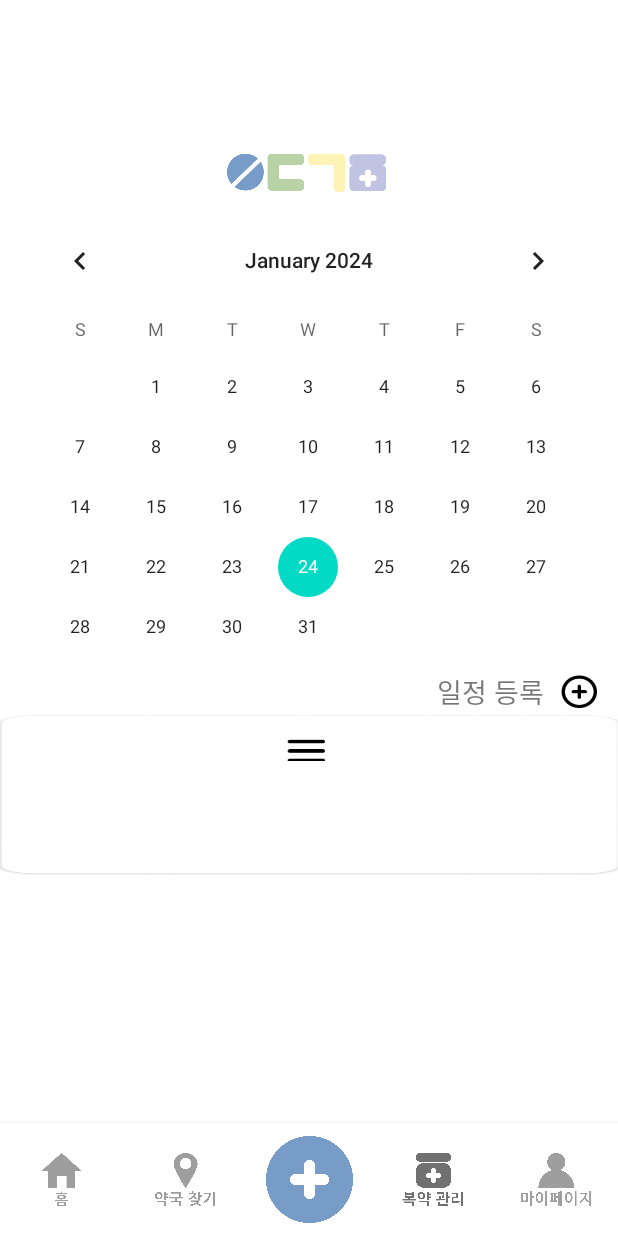
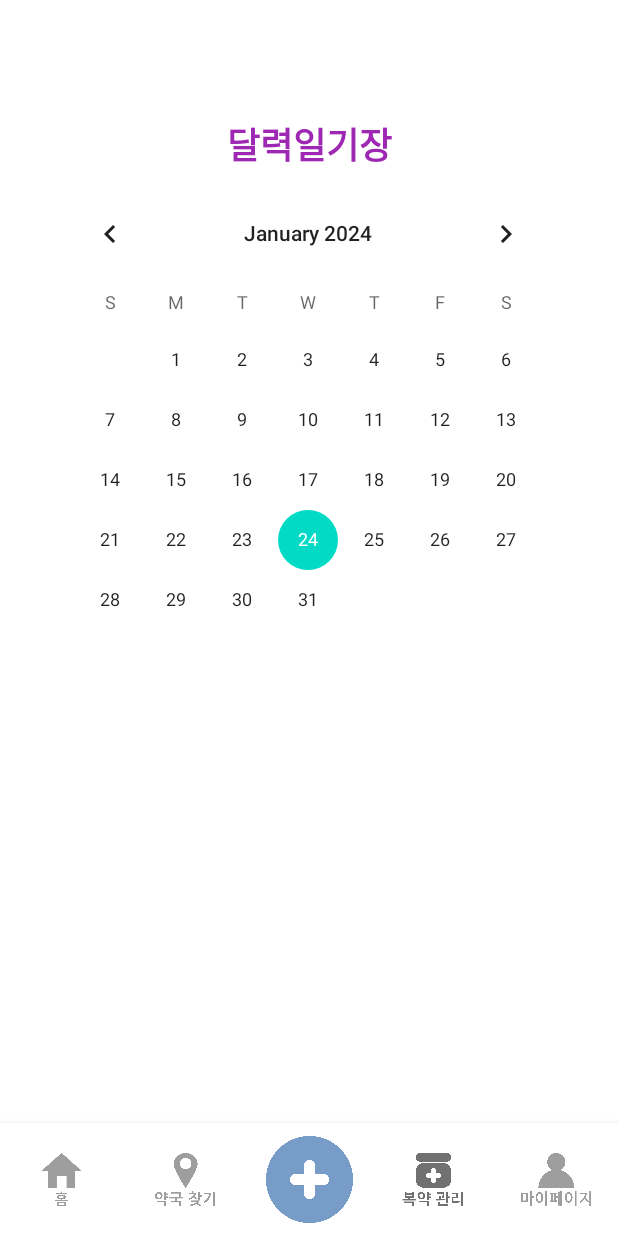
Before and after one commit to tansaurus/SWU-GURU2-9, an Android app: the HomeFragment screen opened directly, with no data from a screen before it, item 4 of the bottom bar chosen, on a phone screen of 412 x 824 dp. Run offline under Robolectric (Android 15) with nearby library versions, the phone set to English and light mode, and no system bars.

Commit message:
calendar

```diff
--- a/app/src/main/java/om/androidbook/medicine4/CalendarFragment.kt
+++ b/app/src/main/java/om/androidbook/medicine4/CalendarFragment.kt
@@ -1,171 +1,177 @@
 package om.androidbook.medicine4
 
-import android.animation.Animator
-import android.animation.AnimatorInflater
+import android.annotation.SuppressLint
+import android.content.Context
 import android.os.Bundle
 import android.view.LayoutInflater
 import android.view.View
 import android.view.ViewGroup
 import android.widget.Button
-import android.widget.FrameLayout
+import android.widget.CalendarView
+import android.widget.EditText
+import android.widget.TextView
+import android.widget.Toast
 import androidx.fragment.app.Fragment
-import androidx.fragment.app.FragmentManager
-import androidx.fragment.app.FragmentTransaction
-import androidx.recyclerview.widget.RecyclerView
+import java.io.FileInputStream
+import java.io.FileOutputStream
 
-// TODO: Rename parameter arguments, choose names that match
-// the fragment initialization parameters, e.g. ARG_ITEM_NUMBER
-private const val ARG_PARAM1 = "param1"
-private const val ARG_PARAM2 = "param2"
+class CalendarFragment : Fragment() {
 
-/**
- * A simple [Fragment] subclass.
- * Use the [CalendarFragment.newInstance] factory method to
- * create an instance of this fragment.
- */
-class CalendarFragment : Fragment() {
-    // TODO: Rename and change types of parameters
-    private var param1: String? = null
-    private var param2: String? = null
+    private var fname: String = ""
+    private var str: String = ""
 
-    private lateinit var ListLayout: FrameLayout
-    private lateinit var ListView: RecyclerView
-    private lateinit var moveButton: Button
-    private var isExpanded = false
-    override fun onCreate(savedInstanceState: Bundle?) {
-        super.onCreate(savedInstanceState)
-        arguments?.let {
-            param1 = it.getString(ARG_PARAM1)
-            param2 = it.getString(ARG_PARAM2)
-        }
-
+    override fun onCreateView(inflater: LayoutInflater, container: ViewGroup?, savedInstanceState: Bundle?): View? {
+        // 이 프래그먼트에 대한 레이아웃을 인플레이트합니다.
+        return inflater.inflate(R.layout.fragment_calendar, container, false)
     }
 
-    override fun onCreateView(
-
-        inflater: LayoutInflater, container: ViewGroup?,
-        savedInstanceState: Bundle?
-    ): View? {
-
-
-        // Inflate the layout for this fragment
-        val view= inflater.inflate(R.layout.fragment_calendar, container, false)
-
-        ListLayout = view.findViewById(R.id.listToMove)
-        ListView = view.findViewById(R.id.schedulelistView)
-        moveButton = view.findViewById(R.id.schedulelistButton)
-
-        return view
-
-
-
-    }
-
-    companion object {
-        /**
-         * Use this factory method to create a new instance of
-         * this fragment using the provided parameters.
-         *
-         * @param param1 Parameter 1.
-         * @param param2 Parameter 2.
-         * @return A new instance of fragment CalendarFragment.
-         */
-        // TODO: Rename and change types and number of parameters
-        @JvmStatic
-        fun newInstance(param1: String, param2: String) =
-            CalendarFragment().apply {
-                arguments = Bundle().apply {
-                    putString(ARG_PARAM1, param1)
-                    putString(ARG_PARAM2, param2)
-                }
-            }
-    }
     override fun onViewCreated(view: View, savedInstanceState: Bundle?) {
         super.onViewCreated(view, savedInstanceState)
 
+        // 뷰 바인딩
+        val calendarView = view.findViewById<CalendarView>(R.id.calendarView)
+        val save_Btn = view.findViewById<Button>(R.id.save_Btn)
+        val contextEditText = view.findViewById<EditText>(R.id.contextEditText)
+        val textView2 = view.findViewById<TextView>(R.id.textView2)
+        val cha_Btn = view.findViewById<Button>(R.id.cha_Btn)
+        val del_Btn = view.findViewById<Button>(R.id.del_Btn)
 
+        // 달력 날짜 변경 리스너 설정
+        calendarView.setOnDateChangeListener { _, year, month, dayOfMonth ->
+            save_Btn.visibility = View.VISIBLE // 저장 버튼이 Visible
+            contextEditText.visibility = View.VISIBLE // EditText가 Visible
+            textView2.visibility = View.INVISIBLE // 저장된 일기 textView가 Invisible
+            cha_Btn.visibility = View.INVISIBLE // 수정 Button이 Invisible
+            del_Btn.visibility = View.INVISIBLE // 삭제 Button이 Invisible
 
+// 날짜를 보여주는 텍스트에 해당 날짜를 넣는다.
+            contextEditText.setText("") // EditText에 공백값 넣기
 
-        moveButton.setOnClickListener {
-
-            if (isExpanded) {
-                collapseLayout()
-            } else {
-                expandLayout()
-            }
+            checkedDay(year, month, dayOfMonth) // checkedDay 메소드 호출
 
         }
 
+        // 저장 버튼 클릭 리스너 설정
+        save_Btn.setOnClickListener {
+            saveDiary(fname) // saveDiary 메소드 호출
+            toast(fname + "데이터를 저장했습니다.") // 토스트 메세지
+            str = contextEditText.getText().toString() // str 변수에 edittext내용을 toString
+//형으로 저장
+            textView2.text = "${str}" // textView에 str 출력
+            save_Btn.visibility = View.INVISIBLE
+            cha_Btn.visibility = View.VISIBLE
+            del_Btn.visibility = View.VISIBLE
+            contextEditText.visibility = View.INVISIBLE
+            textView2.visibility = View.VISIBLE
+        }
+    }
+    fun checkedDay(cYear: Int, cMonth: Int, cDay: Int) {
+        fname = "$cYear-${cMonth + 1}-$cDay.txt"
+        // 저장할 파일 이름 설정. 예: 2019-01-20.txt
+        var fis: FileInputStream? = null
 
-        val registerButton = view.findViewById<Button>(R.id.registerPageButton)
-        registerButton.setOnClickListener {
-            // 등록 버튼 클릭 시 RegistrationFragment로 전환
-            val registrationFragment = ScheduleRegisterFragment()
-            val fragmentManager: FragmentManager = requireActivity().supportFragmentManager
-            val transaction: FragmentTransaction = fragmentManager.beginTransaction()
-            transaction.replace(R.id.mainFrameLayout, registrationFragment)
-            transaction.addToBackStack(null)
-            transaction.commit()
+        try {
+            fis = activity?.openFileInput(fname) // fname 파일 오픈!!
+
+            val fileData = ByteArray(fis?.available() ?: 0)
+            fis?.read(fileData)
+            fis?.close()
+
+            str = String(fileData)
+
+            view?.findViewById<EditText>(R.id.contextEditText)?.visibility = View.INVISIBLE
+            val textView2 = view?.findViewById<TextView>(R.id.textView2)
+            textView2?.visibility = View.VISIBLE
+            textView2?.text = str
+
+            view?.findViewById<Button>(R.id.save_Btn)?.visibility = View.INVISIBLE
+            val chaBtn = view?.findViewById<Button>(R.id.cha_Btn)
+            val delBtn = view?.findViewById<Button>(R.id.del_Btn)
+            chaBtn?.visibility = View.VISIBLE
+            delBtn?.visibility = View.VISIBLE
+
+            chaBtn?.setOnClickListener {
+                view?.findViewById<EditText>(R.id.contextEditText)?.apply {
+                    visibility = View.VISIBLE
+                    setText(str)
+                }
+                textView2?.visibility = View.INVISIBLE
+                view?.findViewById<Button>(R.id.save_Btn)?.visibility = View.VISIBLE
+                chaBtn.visibility = View.INVISIBLE
+                delBtn?.visibility = View.INVISIBLE
+                textView2?.text = view?.findViewById<EditText>(R.id.contextEditText)?.text.toString()
+            }
 
 
+            delBtn?.setOnClickListener {
+                textView2?.visibility = View.INVISIBLE
+                view?.findViewById<EditText>(R.id.contextEditText)?.apply {
+                    setText("")
+                    visibility = View.VISIBLE
+                }
+                view?.findViewById<Button>(R.id.save_Btn)?.visibility = View.VISIBLE
+                if (chaBtn != null) {
+                    chaBtn.visibility = View.INVISIBLE
+                }
+                delBtn.visibility = View.INVISIBLE
+                removeDiary(fname)
+                toast("$fname 데이터를 삭제했습니다.")
+            }
 
+            if (textView2?.text.toString() == "") {
+                textView2?.visibility = View.INVISIBLE
+                view?.findViewById<Button>(R.id.save_Btn)?.visibility = View.VISIBLE
+                chaBtn?.visibility = View.INVISIBLE
+                delBtn?.visibility = View.INVISIBLE
+                view?.findViewById<EditText>(R.id.contextEditText)?.visibility = View.VISIBLE
+            }
+
+        } catch (e: Exception) {
+            e.printStackTrace()
         }
-
     }
-    private fun expandLayout() {
-
-//        val animation = AnimatorInflater.loadAnimator(requireContext(), R.animator.slide_up_animation)
-//        animation.setTarget(ListLayout)
-//        animation.start()
-
-        val animation = AnimatorInflater.loadAnimator(requireContext(), R.animator.slide_up_animation)
 
 
-        // 내부 뷰 크기 고정
-//        ListView.scaleY = 1.2f // 예시 값, 조절이 필요함
-//
-//        // 버튼 크기 고정
-//        moveButton.scaleY = 1.0f // 예시 값, 조절이 필요함
-//        val layoutParamsButton = moveButton.layoutParams
-//        layoutParamsButton.height = 50 // 예시 값, 조절이 필요함
-//        moveButton.layoutParams = layoutParamsButton
-//
-//        // 애니메이션 대상 설정
-        animation.setTarget(ListLayout)
+    // 일기 저장 메서드
+    fun saveDiary(readyDay: String) {
+        var fos: FileOutputStream? = null
 
-//         애니메이션 리스너 설정
-        animation.addListener(object: Animator.AnimatorListener {
-            override fun onAnimationStart(animation: Animator) {}
+        try {
+            // 액티비티의 컨텍스트를 사용하여 파일 출력 스트림을 엽니다.
+            fos = activity?.openFileOutput(readyDay, Context.MODE_PRIVATE)
+            val contextEditText = view?.findViewById<EditText>(R.id.contextEditText)
+            val content: String = contextEditText?.text.toString()
 
-            override fun onAnimationEnd(animation: Animator) {
-                // 애니메이션이 종료된 후에 추가적인 작업 수행
-                // 예를 들어, 크기가 확장된 상태에서 버튼의 클릭 이벤트 등을 처리할 수 있습니다.
+            fos?.write(content.toByteArray())
+            fos?.close()
 
-            }
+        } catch (e: Exception) {
+            e.printStackTrace()
+        }
+    }
+    // 일기 삭제 메서드
+    @SuppressLint("WrongConstant")
+    fun removeDiary(readyDay: String) {
+        var fos: FileOutputStream? = null
 
-            override fun onAnimationCancel(animation: Animator) {}
+        try {
+            // 액티비티의 컨텍스트를 사용하여 파일 출력 스트림을 엽니다.
+            fos = activity?.openFileOutput(readyDay, Context.MODE_PRIVATE)
+            val content: String = "" // 삭제하려면 내용을 비웁니다.
+            fos?.write(content.toByteArray())
+            fos?.close()
 
-            override fun onAnimationRepeat(animation: Animator) {}
-        })
+        } catch (e: Exception) {
+            e.printStackTrace()
+        }
+    }
 
 
-
-
-        // 애니메이션 실행
-        animation.start()
-
-
-        isExpanded = true
-
+    // 토스트 메세지 출력용 함수 (예시)
+    private fun toast(message: String) {
+        Toast.makeText(getActivity(), message, Toast.LENGTH_SHORT).show()
     }
 
-    private fun collapseLayout() {
-        val animation = AnimatorInflater.loadAnimator(requireContext(), R.animator.slide_down_animation)
-        animation.setTarget(ListLayout)
-        animation.start()
-
-
-        isExpanded = false
-    }
+    // 날짜 선택시 호출되는 메서드
 
 }
--- a/app/src/main/res/layout/fragment_calendar.xml
+++ b/app/src/main/res/layout/fragment_calendar.xml
@@ -1,94 +1,94 @@
 <?xml version="1.0" encoding="utf-8"?>
 
-<RelativeLayout xmlns:android="http://schemas.android.com/apk/res/android"
+<androidx.constraintlayout.widget.ConstraintLayout xmlns:android="http://schemas.android.com/apk/res/android"
     xmlns:app="http://schemas.android.com/apk/res-auto"
-    xmlns:tools="http://schemas.android.com/tools"
+
     android:layout_width="match_parent"
     android:layout_height="wrap_content"
-    android:orientation="vertical"
-    tools:context=".CalendarFragment" >
+    android:orientation="vertical" >
+    <CalendarView
+        android:layout_width="wrap_content"
+        android:layout_height="wrap_content"
+        android:id="@+id/calendarView"
+        app:layout_constraintStart_toStartOf="parent"
+        android:layout_marginLeft="8dp" android:layout_marginStart="8dp" app:layout_constraintEnd_toEndOf="parent"
+        android:layout_marginEnd="8dp" android:layout_marginRight="8dp"
+        app:layout_constraintHorizontal_bias="0.488" android:layout_marginTop="8dp"
+        app:layout_constraintTop_toBottomOf="@+id/textView3"/>
 
-    <ImageView
-        android:id="@+id/titleImageView"
-        android:layout_width="211dp"
-        android:layout_height="73dp"
-        android:layout_alignParentTop="true"
-        android:layout_alignParentRight="true"
-        android:layout_centerHorizontal="true"
-        android:layout_marginTop="15dp"
-        android:layout_marginRight="102dp"
-        android:src="@drawable/title_small_image" />
-
-    <CalendarView
-        android:id="@+id/calendarView"
-        android:layout_width="403dp"
-        android:layout_height="300dp"
-        android:layout_marginStart="8dp"
-        android:layout_marginEnd="8dp"
-        app:layout_constraintEnd_toEndOf="parent"
-        app:layout_constraintHorizontal_bias="0.488"
-        app:layout_constraintStart_toStartOf="parent"
-        tools:ignore="MissingConstraints"
-        android:layout_marginTop="70dp"
-        tools:layout_editor_absoluteY="100dp" />
+    <EditText
+        android:layout_width="0dp"
+        android:layout_height="116dp"
+        android:inputType="textMultiLine"
+        android:ems="10"
+        android:id="@+id/contextEditText"
+        app:layout_constraintTop_toBottomOf="@+id/calendarView" android:layout_marginTop="16dp"
+        android:hint="내용을 입력하세요." android:layout_marginEnd="8dp" app:layout_constraintEnd_toEndOf="parent"
+        android:layout_marginRight="8dp" android:layout_marginStart="8dp"
+        app:layout_constraintStart_toStartOf="parent" android:layout_marginLeft="8dp"
+        android:visibility="invisible"/>
 
     <TextView
-        android:id="@+id/diaryTextView"
-        android:layout_width="wrap_content"
+        android:layout_width="0dp"
+        android:layout_height="0dp"
+        android:id="@+id/textView2"
+        app:layout_constraintTop_toTopOf="@+id/contextEditText"
+        app:layout_constraintBottom_toBottomOf="@+id/contextEditText" app:layout_constraintEnd_toEndOf="parent"
+        android:layout_marginEnd="8dp" android:layout_marginRight="8dp"
+        app:layout_constraintStart_toStartOf="@+id/contextEditText" android:layout_marginLeft="8dp"
+        android:layout_marginStart="8dp" android:visibility="invisible"/>
+
+    <TextView
+        android:id="@+id/textView3"
+        android:layout_width="0dp"
         android:layout_height="wrap_content"
-        android:layout_below="@id/calendarView"
-        android:layout_marginTop="-180dp"
-        android:text=""
+        android:layout_marginStart="8dp"
+        android:layout_marginTop="8dp"
+        android:layout_marginEnd="8dp"
+        android:gravity="center"
+        android:text="달력일기장"
         android:textAppearance="@style/TextAppearance.AppCompat.Large"
-        android:visibility="invisible" />
+        android:textColor="#9E28B3"
+        android:textSize="24sp"
+        android:textStyle="bold"
+        app:layout_constraintEnd_toEndOf="parent"
+        app:layout_constraintStart_toStartOf="parent"
+        app:layout_constraintTop_toTopOf="parent" />
 
 
-    <TextView
-        android:layout_width="80dp"
-        android:layout_height="24dp"
-        android:layout_alignParentLeft="true"
-        android:layout_alignParentTop="true"
-        android:layout_marginLeft="291dp"
-        android:layout_marginTop="377dp"
-        android:text="일정 등록"
-        android:textSize="18sp" />
+    <Button
+        android:id="@+id/save_Btn"
+        android:layout_width="0dp"
+        android:layout_height="wrap_content"
+        android:layout_marginStart="8dp"
+        android:layout_marginTop="8dp"
+        android:layout_marginEnd="8dp"
+        android:text="저장"
+        android:visibility="invisible"
+        app:layout_constraintEnd_toEndOf="parent"
+        app:layout_constraintHorizontal_bias="0.0"
+        app:layout_constraintStart_toStartOf="parent"
+        app:layout_constraintTop_toBottomOf="@+id/contextEditText" />
 
-    <androidx.appcompat.widget.AppCompatButton
-        android:id="@+id/registerPageButton"
-        android:layout_width="24dp"
-        android:layout_height="22dp"
-
-        android:layout_marginLeft="374dp"
-        android:layout_marginTop="380dp"
-        android:background="@drawable/plus" />
-
-    <FrameLayout
-        android:id="@+id/listToMove"
-        android:layout_width="match_parent"
-        android:layout_height="800dp"
-        android:layout_marginTop="406dp"
-        android:background="@drawable/layout"
-        android:padding="16dp">
-
-        <androidx.appcompat.widget.AppCompatButton
-            android:id="@+id/schedulelistButton"
-            android:layout_width="25dp"
-            android:layout_height="15dp"
-            android:layout_alignParentTop="true"
-            android:layout_marginLeft="175dp"
-            android:background="@drawable/drag"
-            android:textAlignment="center"
-            tools:ignore="SpeakableTextPresentCheck" />
-
-        <androidx.recyclerview.widget.RecyclerView
-            android:id="@+id/schedulelistView"
-            android:layout_width="379dp"
-            android:layout_height="624dp"
-            android:layout_marginLeft="3dp"
-            android:layout_marginTop="15dp" />
+    <Button
+        android:text="수정"
+        android:layout_width="180dp"
+        android:layout_height="wrap_content"
+        android:id="@+id/cha_Btn"
+        app:layout_constraintBaseline_toBaselineOf="@+id/save_Btn" app:layout_constraintStart_toStartOf="parent"
+        android:layout_marginLeft="8dp" android:layout_marginStart="8dp"
+        app:layout_constraintEnd_toStartOf="@+id/del_Btn" android:layout_marginEnd="8dp"
+        android:layout_marginRight="8dp" android:visibility="invisible"/>
+    <Button
+        android:text="삭제"
+        android:layout_width="176dp"
+        android:layout_height="wrap_content"
+        android:id="@+id/del_Btn"
+        app:layout_constraintBaseline_toBaselineOf="@+id/cha_Btn"
+        app:layout_constraintEnd_toEndOf="@+id/save_Btn"
+        android:layout_marginEnd="8dp"
+        android:layout_marginRight="8dp"
+        android:visibility="invisible"></Button>
 
 
-    </FrameLayout>
-
-
-</RelativeLayout>
+</androidx.constraintlayout.widget.ConstraintLayout>
```
Also changed, not shown: app/src/main/java/om/androidbook/medicine4/CalendarActivity.kt (deleted, +0 -137 lines), app/src/main/java/om/androidbook/medicine4/Slide_UpFragment.kt (+7 -7 lines).
